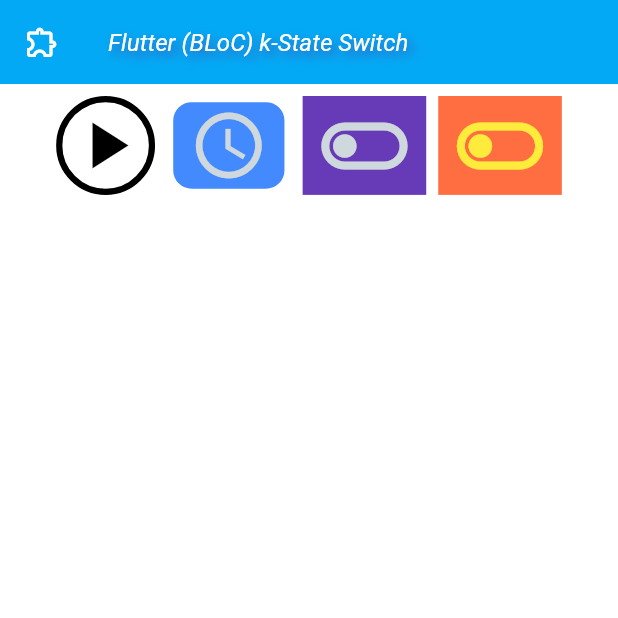
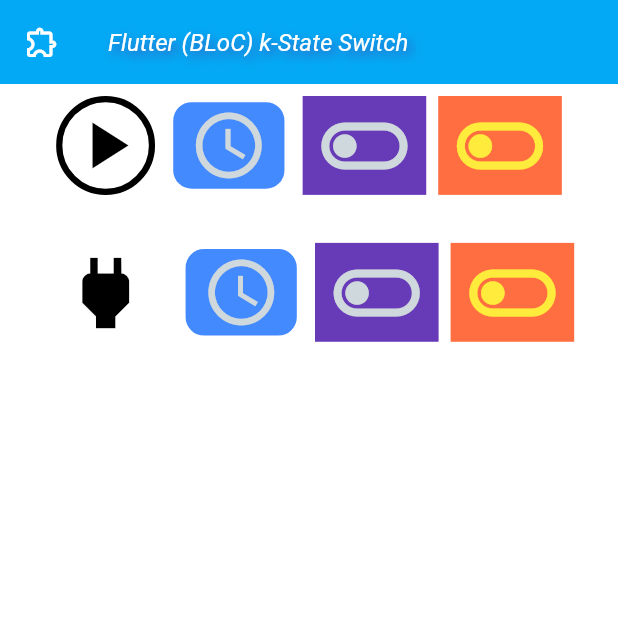
Before and after one commit to mk590901/Event-driven-BLoC-s-switch-widgets, a Flutter app: the screen it shows after launch, on a phone screen of 412 x 824 dp, the top half of it. Run offline on Flutter 3.47's test engine with Material 3 defaults, Android fonts, the phone set to English and light mode, and no system bars; our stand-ins replace flutter_bloc.

Commit message:
Refactoring: Row 2 was added to main frame

```diff
--- a/lib/main.dart
+++ b/lib/main.dart
@@ -93,7 +93,7 @@ class AppHomePage extends StatelessWidget {
       appBar: appBar,
       body: SingleChildScrollView(
         child: Center(
-          child: Row(
+          child: Column(
             mainAxisAlignment: MainAxisAlignment.center,
             children: [
               ButtonBar(
@@ -113,6 +113,25 @@ class AppHomePage extends StatelessWidget {
                     purple,
                     yellow,
                   ]),
+              const SizedBox(height: 16,),
+              ButtonBar(
+                  alignment: MainAxisAlignment.center,
+                  children: <Widget>[
+                    FlatSwitch(
+                        width: 20,
+                        height: 16,
+                        T: Icons.power_off,
+                        F: Icons.power,
+                        onAction: () {
+                        }
+                    ),
+                    blue,
+                    purple,
+                    yellow,
+                  ]),
+              const SizedBox(height: 16,)
+
+
             ],
           ),
         ),
```
